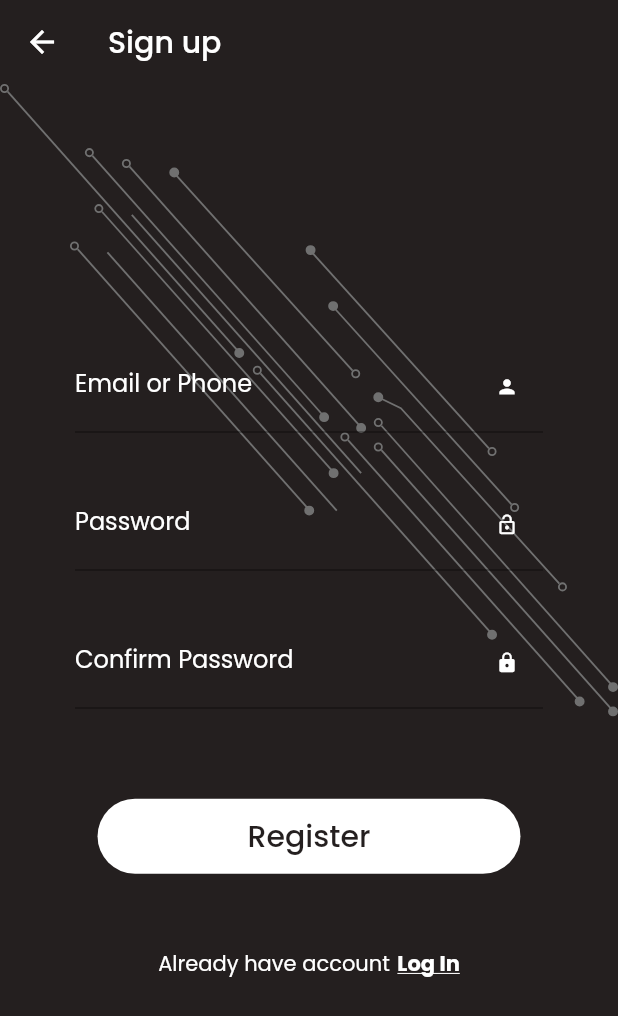
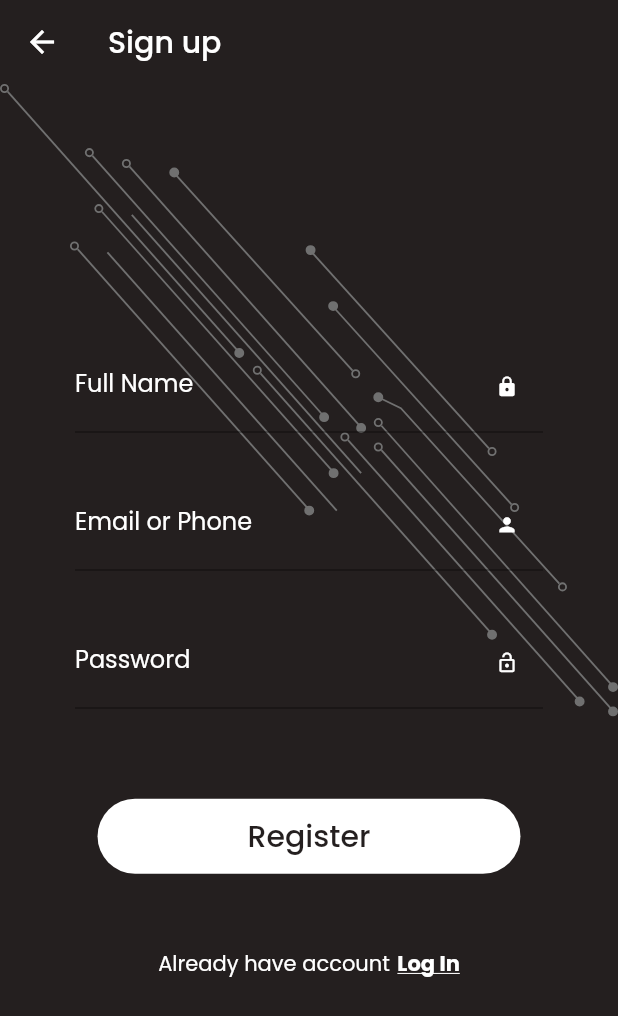
Before and after one commit to Technogeekpro/Mobile_Service, a Flutter app: the screen it shows after launch, after a tap on "Sign Up", on a phone screen of 412 x 824 dp. Shown: the top 1016 px of the screen. Run offline on Flutter 3.47's test engine with Material 2 defaults, Android fonts, the phone set to English and light mode, and no system bars; our stand-ins replace carousel_slider, cloud_firestore, firebase_auth, firebase_core, flutter_svg, get and 1 more; accounts and stored records are empty; network calls fail.

Commit message:
login And register Session Complete

```diff
--- /dev/null
+++ b/lib/isSignIn.dart
@@ -0,0 +1,16 @@
+import 'package:get/get.dart';
+import 'package:flutter/material.dart';
+import 'package:mobile_service/controller/auth_controller.dart';
+import 'package:mobile_service/view/home_screen.dart';
+import 'package:mobile_service/view/signin.dart';
+
+class IsSignedIn extends GetWidget<FirebaseAuthController> {
+  @override
+  Widget build(BuildContext context) {
+    return Obx(() {
+      return Get.find<FirebaseAuthController>().user != null
+          ? HomeScreen()
+          : SignIn();
+    });
+  }
+}
--- a/lib/main.dart
+++ b/lib/main.dart
@@ -3,10 +3,12 @@ import 'package:get/route_manager.dart';
 import 'package:get/get.dart';
 import 'package:mobile_service/binding/authBinding.dart';
 import 'package:firebase_core/firebase_core.dart';
+import 'package:mobile_service/isSignIn.dart';
 import 'package:mobile_service/view/home_screen.dart';
-import 'package:mobile_service/view/signin.dart';
 
 import 'package:mobile_service/view/signup.dart';
+import 'package:mobile_service/view/proceed_screen.dart';
+import 'package:mobile_service/view/checkout_screen.dart';
 
 void main() async {
   WidgetsFlutterBinding.ensureInitialized();
@@ -20,12 +22,12 @@ class MyApp extends StatelessWidget {
     return GetMaterialApp(
       initialBinding: AuthBinding(),
       debugShowCheckedModeBanner: false,
+      home: IsSignedIn(),
       routes: {
-        '/': (context) => SignIn(),
         '/signin': (cotext) => SignUp(),
         '/home': (context) => HomeScreen(),
-        // '/proceed': (context) => ProceedScreen(),
-        // '/checkout': (context) => CheckOut()
+        '/proceed': (context) => ProceedScreen(),
+        '/checkout': (context) => CheckOut()
       },
     );
   }
--- a/lib/view/signin.dart
+++ b/lib/view/signin.dart
@@ -1,10 +1,9 @@
+import 'package:flutter/services.dart';
 import 'package:flutter_svg/flutter_svg.dart';
 import 'package:flutter/material.dart';
-
 import 'package:get/get.dart';
 import 'package:google_fonts/google_fonts.dart';
 import 'package:mobile_service/controller/auth_controller.dart';
-import 'package:mobile_service/view/home_screen.dart';
 import 'package:mobile_service/view/signup.dart';
 import 'package:mobile_service/widget/colors.dart';
 
@@ -37,6 +36,10 @@ class SignIn extends GetWidget<FirebaseAuthController> {
               child: Column(
                 children: [
                   TextField(
+                      inputFormatters: <TextInputFormatter>[
+                        FilteringTextInputFormatter.allow(
+                            RegExp("[a-z,@,.,0-9]")),
+                      ],
                       controller: emailController,
                       cursorColor: CustomColor.secondaryColor,
                       decoration: InputDecoration(
@@ -79,9 +82,8 @@ class SignIn extends GetWidget<FirebaseAuthController> {
                   SizedBox(height: 50),
                   TextButton(
                       onPressed: () async {
-                        // controller.login(
-                        //     emailController.text, passwordController.text);
-                        Get.to(HomeScreen());
+                        controller.login(
+                            emailController.text, passwordController.text);
                       },
                       style: TextButton.styleFrom(
                         backgroundColor: CustomColor.secondaryColor,
@@ -96,40 +98,6 @@ class SignIn extends GetWidget<FirebaseAuthController> {
                             fontSize: 20,
                           ))),
                   SizedBox(height: 40),
-                  Padding(
-                    padding: const EdgeInsets.symmetric(horizontal: 80),
-                    child: TextButton(
-                      onPressed: () async {
-                        // controller.login(
-                        //     emailController.text, passwordController.text);
-                      },
-                      style: TextButton.styleFrom(
-                        backgroundColor: Colors.white,
-                        primary: Colors.redAccent,
-                        shape: new RoundedRectangleBorder(
-                            borderRadius: new BorderRadius.circular(30.0)),
-                      ),
-                      child: Row(
-                        mainAxisAlignment: MainAxisAlignment.center,
-                        children: [
-                          Image.asset(
-                            'assets/google.png',
-                            width: 20,
-                          ),
-                          Text('Google Login',
-                              style: GoogleFonts.roboto(
-                                fontWeight: FontWeight.w700,
-                                color: Colors.black,
-                                fontSize: 10,
-                              )),
-                          Icon(
-                            Icons.arrow_forward,
-                            size: 20,
-                          ),
-                        ],
-                      ),
-                    ),
-                  ),
                   Center(
                     child: Row(
                       mainAxisAlignment: MainAxisAlignment.center,
--- a/lib/view/signup.dart
+++ b/lib/view/signup.dart
@@ -1,43 +1,18 @@
-import 'package:firebase_auth/firebase_auth.dart';
 import 'package:flutter/material.dart';
+import 'package:flutter/services.dart';
 import 'package:flutter_svg/flutter_svg.dart';
 import 'package:get/get.dart';
 import 'package:google_fonts/google_fonts.dart';
-import 'package:mobile_service/view/home_screen.dart';
+import 'package:mobile_service/controller/auth_controller.dart';
+
 import 'package:mobile_service/view/signin.dart';
 import 'package:mobile_service/widget/colors.dart';
 
 // ignore: must_be_immutable
-class SignUp extends StatelessWidget {
-  FirebaseAuth _auth = FirebaseAuth.instance;
+class SignUp extends GetWidget<FirebaseAuthController> {
+  TextEditingController name = TextEditingController();
   TextEditingController email = TextEditingController();
-  TextEditingController cpassword = TextEditingController();
   TextEditingController password = TextEditingController();
-
-  bool _checkPassword() {
-    if (cpassword.text == password.text) {
-      return true;
-    }
-    return false;
-  }
-
-  User user;
-
-  void _registerUser(String _email, String _password) async {
-    _checkPassword();
-    user = (await _auth.createUserWithEmailAndPassword(
-      email: _email,
-      password: _password,
-    ))
-        .user;
-    if (user != null) {
-      Get.to(HomeScreen(), transition: Transition.downToUp);
-      // User registered successfully
-      //  Add user details in realtime database or cloudfirestore
-    } else {
-      // User not registered Successfully
-    }
-  }
 
   @override
   Widget build(BuildContext context) {
@@ -65,7 +40,32 @@ class SignUp extends StatelessWidget {
               child: Column(
                 children: [
                   TextField(
+                      controller: name,
+                      cursorColor: CustomColor.secondaryColor,
+                      decoration: InputDecoration(
+                          labelText: 'Full Name',
+                          focusedBorder: new UnderlineInputBorder(
+                              borderSide: new BorderSide(
+                                  color: CustomColor.secondaryColor)),
+                          focusColor: CustomColor.secondaryColor,
+                          labelStyle:
+                              TextStyle(color: CustomColor.secondaryColor),
+                          suffixIcon: Icon(
+                            Icons.lock,
+                            color: CustomColor.secondaryColor,
+                            size: 15,
+                          )),
+                      style: GoogleFonts.poppins(
+                          color: CustomColor.secondaryColor)),
+                  SizedBox(
+                    height: 30,
+                  ),
+                  TextField(
                       controller: email,
+                      inputFormatters: <TextInputFormatter>[
+                        FilteringTextInputFormatter.allow(
+                            RegExp("[a-z,@,.,0-9]")),
+                      ],
                       cursorColor: CustomColor.secondaryColor,
                       decoration: InputDecoration(
                           focusedBorder: new UnderlineInputBorder(
@@ -104,33 +104,12 @@ class SignUp extends StatelessWidget {
                       style: GoogleFonts.poppins(
                           color: CustomColor.secondaryColor)),
                   SizedBox(
-                    height: 30,
-                  ),
-                  TextField(
-                      controller: cpassword,
-                      obscureText: true,
-                      cursorColor: CustomColor.secondaryColor,
-                      decoration: InputDecoration(
-                          labelText: 'Confirm Password',
-                          focusedBorder: new UnderlineInputBorder(
-                              borderSide: new BorderSide(
-                                  color: CustomColor.secondaryColor)),
-                          focusColor: CustomColor.secondaryColor,
-                          labelStyle:
-                              TextStyle(color: CustomColor.secondaryColor),
-                          suffixIcon: Icon(
-                            Icons.lock,
-                            color: CustomColor.secondaryColor,
-                            size: 15,
-                          )),
-                      style: GoogleFonts.poppins(
-                          color: CustomColor.secondaryColor)),
-                  SizedBox(
                     height: 60,
                   ),
                   TextButton(
-                      onPressed: () {
-                        _registerUser(email.text, password.text);
+                      onPressed: () async {
+                        controller.registerUser(
+                            name.text, email.text, password.text);
                       },
                       style: TextButton.styleFrom(
                         backgroundColor: CustomColor.secondaryColor,
```
Also changed, not shown: lib/controller/auth_controller.dart (+56 -21 lines), lib/widget/custom_drawer.dart (+10 -5 lines).
